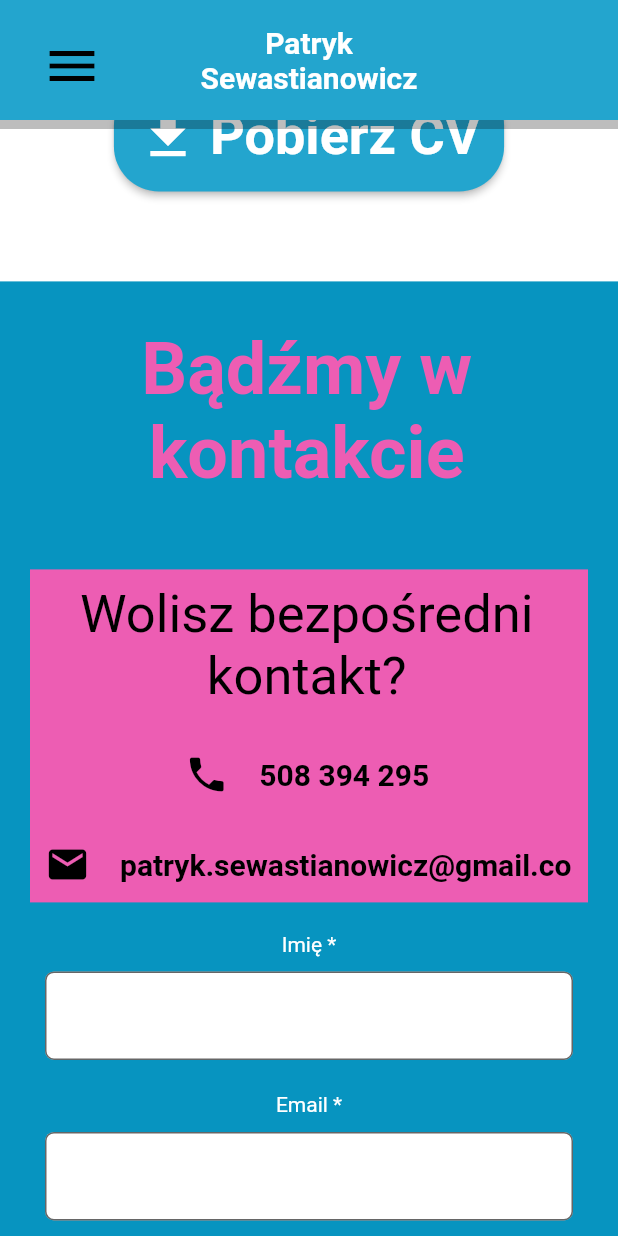
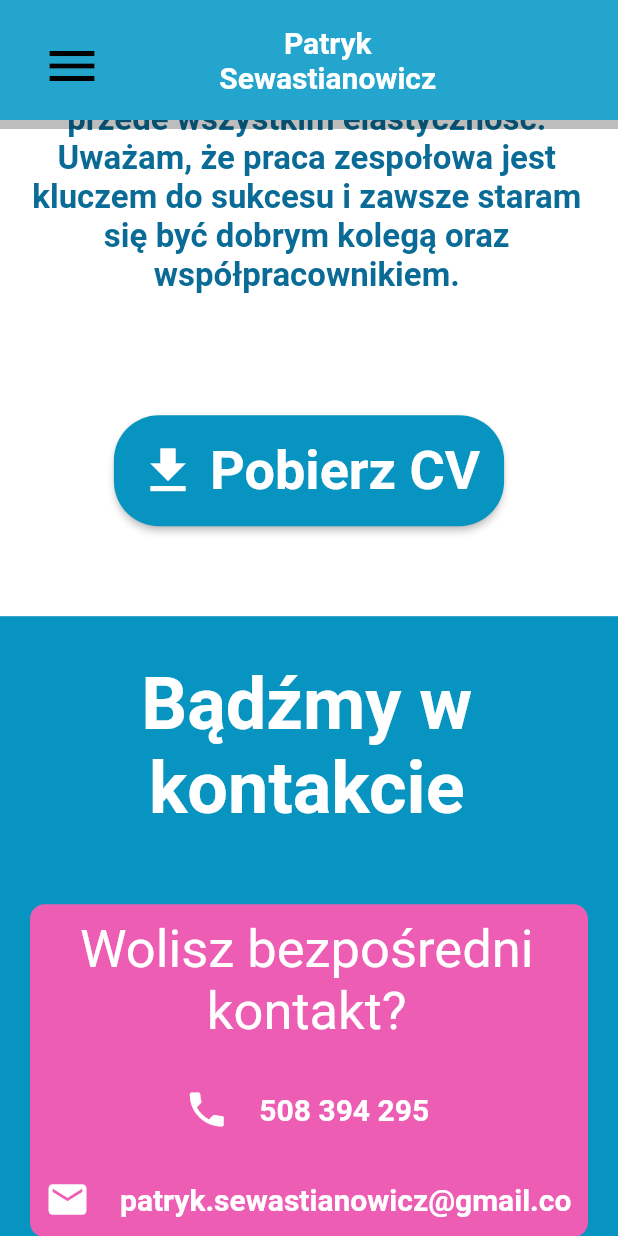
Before and after one commit to patryksew/personal-site, a Flutter app: the screen it shows after launch, scrolled down 3456 dp, on a phone screen of 412 x 824 dp. Run offline on Flutter 3.47's test engine with Material 2 defaults, Android fonts, the phone set to English and light mode, and no system bars; our stand-ins replace cloud_firestore, connectivity_plus, firebase_auth, firebase_core, font_awesome_flutter, responsive_builder; accounts and stored records are empty.

Commit message:
Apperance changes

```diff
--- a/lib/main.dart
+++ b/lib/main.dart
@@ -1,8 +1,8 @@
 import 'package:cv/providers/my_theme.dart';
 import 'package:cv/screens/landing_screen/landing_screen.dart';
 import 'package:flutter/material.dart';
-import 'package:flutter/services.dart';
 import 'package:provider/provider.dart';
+import 'package:responsive_builder/responsive_builder.dart';
 import 'firebase_options.dart';
 import 'package:firebase_core/firebase_core.dart';
 
@@ -18,8 +18,9 @@ class MyApp extends StatelessWidget {
 
   @override
   Widget build(BuildContext context) {
-    // SystemChrome.setEnabledSystemUIMode(SystemUiMode.immersiveSticky);
-    SystemChrome.setEnabledSystemUIMode(SystemUiMode.edgeToEdge);
+    ResponsiveSizingConfig.instance.setCustomBreakpoints(
+      const ScreenBreakpoints(desktop: 1000, tablet: 1000, watch: 0),
+    );
     return ChangeNotifierProvider(
       create: (_) => MyTheme(),
       child: const MaterialApp(
--- a/lib/providers/scroll.dart
+++ b/lib/providers/scroll.dart
@@ -15,7 +15,8 @@ class Scroll extends ChangeNotifier {
   double get offset => _controller.offset;
 
   double position(MediaQueryData mediaQuery) {
-    double val = offset - mediaQuery.size.height + mediaQuery.padding.bottom;
+    double homeScreenHeight = max(mediaQuery.size.height, 530);
+    double val = offset - homeScreenHeight + mediaQuery.padding.bottom;
     val = max(0, val);
     return val;
   }
--- a/lib/screens/about_me_contact_screen/about_me_contact_screen.dart
+++ b/lib/screens/about_me_contact_screen/about_me_contact_screen.dart
@@ -18,7 +18,6 @@ class AboutMeContactScreen extends StatelessWidget {
 
     return Stack(
       children: [
-        Container(),
         Padding(
           padding: EdgeInsets.symmetric(horizontal: max(screenPadding, 0)),
           child: Column(
--- a/lib/screens/about_me_contact_screen/widgets/about_me/about_me_content.dart
+++ b/lib/screens/about_me_contact_screen/widgets/about_me/about_me_content.dart
@@ -17,20 +17,23 @@ class AboutMeContent extends StatelessWidget {
           const AboutMeItem(
             text:
                 "Od zawsze interesowałem się technologią. Wcześniej w moim centrum zainteresowań było tworzenie gier komputerowych, jednak z czasem zdecydowałem się skupić na tworzeniu aplikacji webowych oraz mobile.",
+            image: "laptop_drawing",
           ),
           const AboutMeItem(
             text:
                 "W 2019 r. rozpocząłem studia informatyczne na Politechnice Warszawskiej, jednak zrezygnowałem z nich po pierwszym roku, ponieważ mój styl nauki opiera się bardziej na praktyce niż teorii. Dodatkowo chciałem skupić się na front-endzie, w szczególności na Flutterze. Od tego czasu zdobyłem wiedzę i doświadczenie pracy z różnymi projektami, od prostych stron internetowych po aplikacje mobilne. ",
             imageRight: false,
+            image: "smartphone",
           ),
           const AboutMeItem(
             text:
                 "Potrafię pracować i uczyć się samodzielnie, ale też lubię współpracować z innymi programistami, dzielić się swoją wiedzą, ale też korzystać z umiejętności innych. W pracy cenię sobie dokładność, rzetelność, ale przede wszystkim elastyczność. Uważam, że praca zespołowa jest kluczem do sukcesu i zawsze staram się być dobrym kolegą oraz współpracownikiem.",
+            image: "man_with_coffe_laptop",
           ),
           ElevatedButton.icon(
             onPressed: () {},
             style: ElevatedButton.styleFrom(
-              backgroundColor: Provider.of<MyTheme>(context).current.primary,
+              backgroundColor: Provider.of<MyTheme>(context).current.primary2,
               padding: const EdgeInsets.all(16),
               shape: RoundedRectangleBorder(borderRadius: BorderRadius.circular(30)),
             ),
--- a/lib/screens/about_me_contact_screen/widgets/about_me/about_me_item.dart
+++ b/lib/screens/about_me_contact_screen/widgets/about_me/about_me_item.dart
@@ -5,16 +5,25 @@ import 'package:responsive_builder/responsive_builder.dart';
 
 class AboutMeItem extends StatelessWidget {
   final String text;
+  final String image;
   final bool imageRight;
 
-  const AboutMeItem({super.key, required this.text, this.imageRight = true});
+  const AboutMeItem({super.key, required this.text, this.imageRight = true, required this.image});
 
   @override
   Widget build(BuildContext context) {
     return ScreenTypeLayout(
-      mobile: AboutMeItemMobile(text: text, image: "envelope_plane"),
-      tablet: AboutMeItemDesktop(text: text, imageRight: imageRight),
-      desktop: AboutMeItemDesktop(text: text, imageRight: imageRight),
+      mobile: AboutMeItemMobile(text: text, image: image),
+      tablet: AboutMeItemDesktop(
+        text: text,
+        imageRight: imageRight,
+        image: image,
+      ),
+      desktop: AboutMeItemDesktop(
+        text: text,
+        imageRight: imageRight,
+        image: image,
+      ),
     );
   }
 }
--- a/lib/screens/about_me_contact_screen/widgets/about_me/about_me_item_mobile.dart
+++ b/lib/screens/about_me_contact_screen/widgets/about_me/about_me_item_mobile.dart
@@ -22,7 +22,7 @@ class AboutMeItemMobile extends StatelessWidget {
         children: [
           Container(
             margin: const EdgeInsets.symmetric(horizontal: 20),
-            child: Image.asset(image),
+            child: Image.asset(image, gaplessPlayback: true),
           ),
           const SizedBox(height: 40),
           Container(
--- a/lib/screens/about_me_contact_screen/widgets/contact_logic.dart
+++ b/lib/screens/about_me_contact_screen/widgets/contact_logic.dart
@@ -6,13 +6,15 @@ import 'package:flutter/material.dart';
 import '../../../widgets/dialogs/message_sent_dialog.dart';
 import '../../../widgets/dialogs/my_alert_dialog.dart';
 
-mixin ContactLogic {
+mixin ContactLogic<T extends StatefulWidget> on State<T> {
   static final formKey = GlobalKey<FormState>();
   String name = '';
   String email = '';
   String? phone = '';
   String message = '';
   ContactType contactType = ContactType.email;
+
+  bool isLoading = false;
 
   final List<DropdownMenuItem> dropdownItems = [
     const DropdownMenuItem(
@@ -26,6 +28,9 @@ mixin ContactLogic {
   ];
 
   void submit(BuildContext context) async {
+    setState(() {
+      isLoading = true;
+    });
     if (formKey.currentState == null) return;
     FormState formState = formKey.currentState!;
     if (!formState.validate()) return;
@@ -61,6 +66,9 @@ mixin ContactLogic {
 
     await showDialog(context: context, builder: (context) => MessageSentDialog(message: message));
 
+    setState(() {
+      isLoading = false;
+
       name = '';
       email = '';
       phone = '';
@@ -68,6 +76,7 @@ mixin ContactLogic {
       contactType = ContactType.email;
 
       formState.reset();
+    });
   }
 
   String? notEmptyValidator(String? value) {
--- a/lib/screens/about_me_contact_screen/widgets/contact_mobile.dart
+++ b/lib/screens/about_me_contact_screen/widgets/contact_mobile.dart
@@ -16,13 +16,14 @@ class _ContactMobileState extends State<ContactMobile> with ContactLogic {
   @override
   Widget build(BuildContext context) {
     final theme = Provider.of<MyTheme>(context).current;
-    TextStyle textStyle = TextStyle(color: Provider.of<MyTheme>(context).current.onPrimary2);
+    TextStyle textStyle = TextStyle(color: theme.onPrimary2);
 
-    final InputDecoration decoration = InputDecoration(
+    InputDecoration decoration = InputDecoration(
       fillColor: theme.background,
       filled: true,
       border: OutlineInputBorder(borderRadius: BorderRadius.circular(6)),
       helperText: "",
+      counterStyle: textStyle,
       errorStyle: const TextStyle(fontWeight: FontWeight.bold),
       errorBorder: const OutlineInputBorder(borderSide: BorderSide(width: 2, color: Colors.red)),
     );
@@ -33,22 +34,25 @@ class _ContactMobileState extends State<ContactMobile> with ContactLogic {
         children: [
           Container(
             margin: const EdgeInsets.all(30),
-            child: SelectableText(
+            child: const SelectableText(
               "Bądźmy w kontakcie",
-              style: TextStyle(color: theme.onPrimary, fontWeight: FontWeight.bold, fontSize: 48),
+              style: TextStyle(color: Colors.white, fontWeight: FontWeight.bold, fontSize: 48),
               textAlign: TextAlign.center,
             ),
           ),
           Container(
-            color: theme.secondary2,
+            decoration: BoxDecoration(
+              borderRadius: BorderRadius.circular(10),
+              color: theme.secondary2,
+            ),
             margin: const EdgeInsets.all(20),
             padding: const EdgeInsets.all(10),
             child: Column(
               children: [
-                SelectableText(
+                const SelectableText(
                   "Wolisz bezpośredni kontakt?",
                   style: TextStyle(
-                    color: theme.onPrimary2,
+                    color: Colors.white,
                     fontSize: 35,
                   ),
                   textAlign: TextAlign.center,
@@ -56,16 +60,16 @@ class _ContactMobileState extends State<ContactMobile> with ContactLogic {
                 const SizedBox(height: 30),
                 Row(
                   mainAxisAlignment: MainAxisAlignment.center,
-                  children: [
+                  children: const [
                     Icon(
                       Icons.phone,
                       size: 30,
-                      color: theme.onPrimary2,
+                      color: Colors.white,
                     ),
-                    const SizedBox(width: 20),
+                    SizedBox(width: 20),
                     SelectableText(
                       "508 394 295",
-                      style: TextStyle(color: theme.onPrimary2, fontSize: 20, fontWeight: FontWeight.bold),
+                      style: TextStyle(color: Colors.white, fontSize: 20, fontWeight: FontWeight.bold),
                     ),
                   ],
                 ),
@@ -74,16 +78,16 @@ class _ContactMobileState extends State<ContactMobile> with ContactLogic {
                   scrollDirection: Axis.horizontal,
                   child: Row(
                     mainAxisAlignment: MainAxisAlignment.center,
-                    children: [
+                    children: const [
                       Icon(
                         Icons.email,
                         size: 30,
-                        color: theme.onPrimary2,
+                        color: Colors.white,
                       ),
-                      const SizedBox(width: 20),
+                      SizedBox(width: 20),
                       SelectableText(
                         "patryk.sewastianowicz@gmail.com",
-                        style: TextStyle(color: theme.onPrimary2, fontSize: 20, fontWeight: FontWeight.bold),
+                        style: TextStyle(color: Colors.white, fontSize: 20, fontWeight: FontWeight.bold),
                       ),
                     ],
                   ),
@@ -160,9 +164,11 @@ class _ContactMobileState extends State<ContactMobile> with ContactLogic {
             ),
           ),
           ElevatedButton.icon(
-            onPressed: () {
-              submit(context);
-            },
+            onPressed: isLoading
+                ? null
+                : () {
+                    submit(context);
+                  },
             style: ElevatedButton.styleFrom(
               backgroundColor: theme.secondary2,
               padding: const EdgeInsets.all(16),
--- a/lib/screens/home_screen/home_screen.dart
+++ b/lib/screens/home_screen/home_screen.dart
@@ -1,3 +1,5 @@
+import 'dart:math';
+
 import 'package:cv/providers/my_theme.dart';
 import 'package:cv/screens/home_screen/home_screen_desktop.dart';
 import 'package:cv/screens/home_screen/home_screen_mobile.dart';
@@ -15,6 +17,7 @@ class HomeScreen extends StatelessWidget {
     var height = mediaQuery.size.height;
     var padding = mediaQuery.padding;
     height -= padding.bottom;
+    height = max(height, 530);
     return SizedBox(
       height: height,
       width: mediaQuery.size.width,
--- a/lib/screens/home_screen/widgets/home_screen_nav_item.dart
+++ b/lib/screens/home_screen/widgets/home_screen_nav_item.dart
@@ -18,7 +18,7 @@ class HomeScreenNavItem extends StatelessWidget {
           scrollTo(targetId);
           Scaffold.of(context).closeDrawer();
         },
-        child: SelectableText(
+        child: Text(
           text,
           style: TextStyle(
               fontWeight: FontWeight.bold, fontSize: 32, color: Provider.of<MyTheme>(context).current.secondary),
--- a/lib/widgets/navbar/navrow.dart
+++ b/lib/widgets/navbar/navrow.dart
@@ -7,11 +7,8 @@ class Navrow extends StatelessWidget {
   @override
   Widget build(BuildContext context) {
     const TextStyle style = TextStyle(color: Colors.white, fontWeight: FontWeight.bold, fontSize: 20);
-    // TextStyle selectedStyle =
-    //     TextStyle(color: Provider.of<MyTheme>(context).current.secondary, fontWeight: FontWeight.bold, fontSize: 20);
 
-    return Expanded(
-      child: Row(
+    return Row(
       mainAxisAlignment: MainAxisAlignment.center,
       children: [
         TextButton(
@@ -34,7 +31,6 @@ class Navrow extends StatelessWidget {
           ),
         ),
       ],
-      ),
     );
   }
 }
--- a/lib/widgets/navbar/navrow_logo.dart
+++ b/lib/widgets/navbar/navrow_logo.dart
@@ -8,9 +8,10 @@ class NavrowLogo extends StatelessWidget {
 
   @override
   Widget build(BuildContext context) {
-    return Expanded(
-      flex: 2,
-      child: TextButton(
+    return Row(
+      children: [
+        const SizedBox(width: 25),
+        TextButton(
           onPressed: () {
             scrollTo("home");
           },
@@ -24,6 +25,7 @@ class NavrowLogo extends StatelessWidget {
             ),
           ),
         ),
+      ],
     );
   }
 }
```
Also changed, not shown: lib/helpers/scroll_to.dart (+10 -10 lines), lib/screens/about_me_contact_screen/widgets/about_me/about_me_item_desktop.dart (+9 -4 lines), lib/screens/about_me_contact_screen/widgets/contact_desktop.dart (+6 -3 lines), lib/screens/home_screen/home_screen_desktop.dart (+7 -8 lines), lib/widgets/my_drawer.dart (+8 -9 lines), lib/widgets/navbar/navbar_desktop.dart (+3 -4 lines), lib/widgets/navbar/navrow_icons.dart (+9 -12 lines), assets/envelope_plane_white.png (renamed from assets/envelope_plane_dark_white.png). Lines whose indentation alone changed are shown as unchanged.
